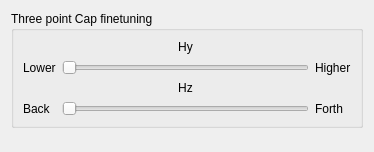
Above: src/qt_gui/cap_tweaking.ui from mavak/linux-track before the change. Below: the same form after it.
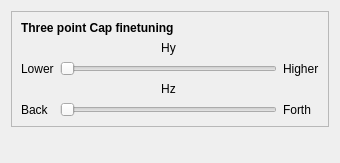
That is the form after the change.

The edit to the form file:
```diff
--- a/src/qt_gui/cap_tweaking.ui
+++ b/src/qt_gui/cap_tweaking.ui
@@ -6,20 +6,36 @@
    <rect>
     <x>0</x>
     <y>0</y>
-    <width>374</width>
-    <height>152</height>
+    <width>340</width>
+    <height>163</height>
    </rect>
   </property>
   <property name="windowTitle">
    <string>Form</string>
   </property>
-  <layout class="QVBoxLayout" name="verticalLayout">
+  <layout class="QVBoxLayout" name="verticalLayout_2">
    <item>
-    <widget class="QGroupBox" name="groupBox">
-     <property name="title">
-      <string>Three point Cap finetuning</string>
+    <widget class="QFrame" name="frame">
+     <property name="frameShape">
+      <enum>QFrame::StyledPanel</enum>
      </property>
-     <layout class="QHBoxLayout" name="horizontalLayout">
+     <property name="frameShadow">
+      <enum>QFrame::Raised</enum>
+     </property>
+     <layout class="QVBoxLayout" name="verticalLayout">
+      <item>
+       <widget class="QLabel" name="label">
+        <property name="font">
+         <font>
+          <weight>75</weight>
+          <bold>true</bold>
+         </font>
+        </property>
+        <property name="text">
+         <string>Three point Cap finetuning</string>
+        </property>
+       </widget>
+      </item>
       <item>
        <layout class="QGridLayout" name="gridLayout">
         <item row="1" column="0">
```
